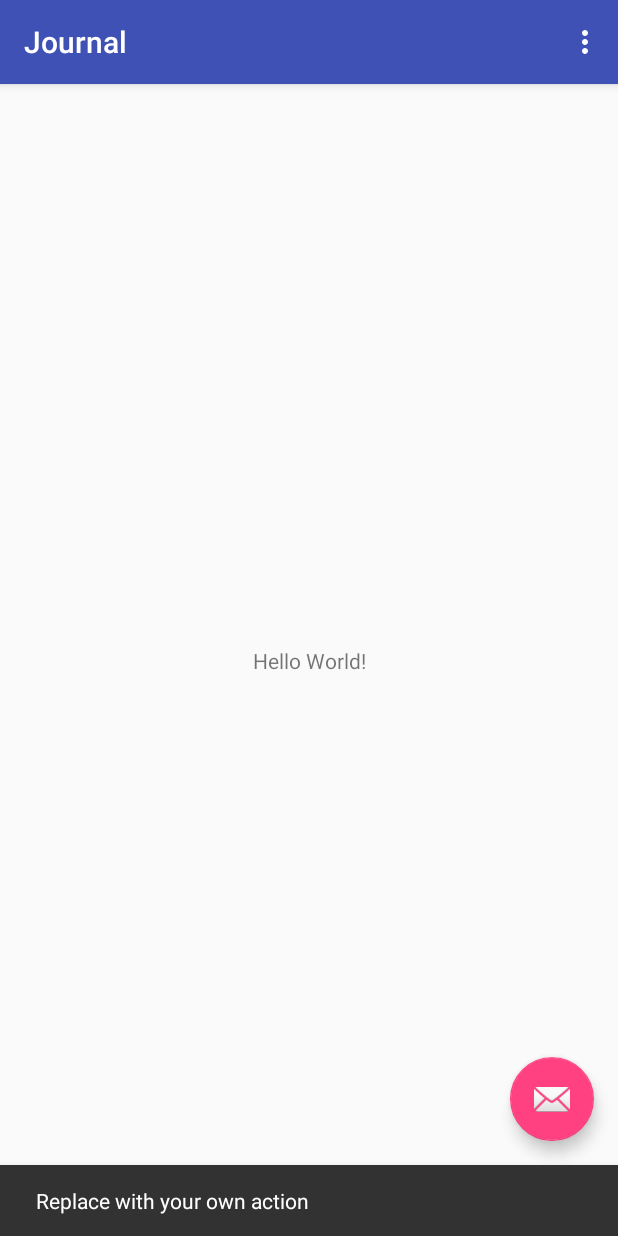
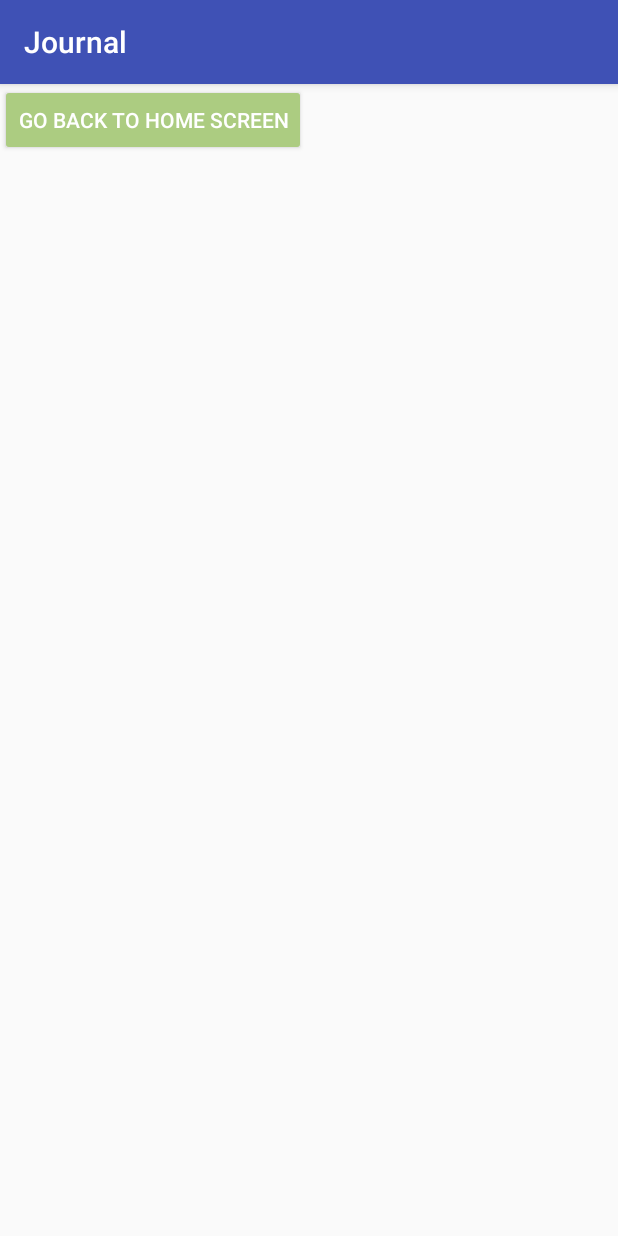
Before and after one commit to schmecs/journal, an Android app: the screen it shows after launch (MainActivity before the commit, EntryActivity after it), after a tap on an icon or button, on a phone screen of 412 x 824 dp. Run offline under Robolectric (Android 15) with nearby library versions, the phone set to English and light mode, and no system bars.

Commit message:
buttons between screens; renaming package

```diff
--- a/app/src/main/AndroidManifest.xml
+++ b/app/src/main/AndroidManifest.xml
@@ -19,6 +19,8 @@
                 <category android:name="android.intent.category.LAUNCHER"/>
             </intent-filter>
         </activity>
+        <activity android:name=".EntryActivity">
+        </activity>
     </application>
 
 </manifest>
--- /dev/null
+++ b/app/src/main/java/com/schmecs/journal/EntryActivity.java
@@ -0,0 +1,30 @@
+package com.schmecs.journal;
+
+import android.content.Intent;
+import android.support.design.widget.FloatingActionButton;
+import android.support.v7.app.AppCompatActivity;
+import android.os.Bundle;
+import android.view.View;
+import android.widget.Button;
+
+public class EntryActivity extends AppCompatActivity {
+
+    @Override
+    protected void onCreate(Bundle savedInstanceState) {
+        super.onCreate(savedInstanceState);
+        setContentView(R.layout.activity_entry);
+
+        Button goHome = (Button) findViewById(R.id.bt_go_home);
+        goHome.setOnClickListener(new View.OnClickListener() {
+            @Override
+            public void onClick(View view) {
+                launchHome();
+            }
+        });
+    }
+
+    public void launchHome() {
+        Intent intent = new Intent(this, MainActivity.class);
+        startActivity(intent);
+    }
+}
--- a/app/src/main/java/com/schmecs/journal/JournalEntry.java
+++ b/app/src/main/java/com/schmecs/journal/JournalEntry.java
@@ -1,7 +1,7 @@
-package com.moodjournal;
+package com.schmecs.journal;
 
-import com.moodjournal.model.Post;
-import com.moodjournal.model.Journal;
+import com.schmecs.journal.model.Post;
+import com.schmecs.journal.model.Journal;
 
 import java.io.*;
 
--- a/app/src/main/java/com/schmecs/journal/MainActivity.java
+++ b/app/src/main/java/com/schmecs/journal/MainActivity.java
@@ -1,8 +1,8 @@
 package com.schmecs.journal;
 
+import android.content.Intent;
 import android.os.Bundle;
 import android.support.design.widget.FloatingActionButton;
-import android.support.design.widget.Snackbar;
 import android.support.v7.app.AppCompatActivity;
 import android.support.v7.widget.Toolbar;
 import android.view.View;
@@ -22,10 +22,14 @@ public class MainActivity extends AppCompatActivity {
         fab.setOnClickListener(new View.OnClickListener() {
             @Override
             public void onClick(View view) {
-                Snackbar.make(view, "Replace with your own action", Snackbar.LENGTH_LONG)
-                        .setAction("Action", null).show();
+                launchEntry();
             }
         });
+    }
+
+    public void launchEntry() {
+        Intent intent = new Intent(this, EntryActivity.class);
+        startActivity(intent);
     }
 
     @Override
--- a/app/src/main/java/com/schmecs/journal/model/Journal.java
+++ b/app/src/main/java/com/schmecs/journal/model/Journal.java
@@ -1,4 +1,4 @@
-package com.moodjournal.model;
+package com.schmecs.journal.model;
 
 import java.text.SimpleDateFormat;
 
--- a/app/src/main/java/com/schmecs/journal/model/Post.java
+++ b/app/src/main/java/com/schmecs/journal/model/Post.java
@@ -1,4 +1,4 @@
-package com.moodjournal.model;
+package com.schmecs.journal.model;
 
 import java.text.SimpleDateFormat;
 
--- /dev/null
+++ b/app/src/main/res/layout/activity_entry.xml
@@ -0,0 +1,25 @@
+<?xml version="1.0" encoding="utf-8"?>
+<android.support.constraint.ConstraintLayout
+    xmlns:android="http://schemas.android.com/apk/res/android"
+    xmlns:app="http://schemas.android.com/apk/res-auto"
+    xmlns:tools="http://schemas.android.com/tools"
+    android:layout_width="match_parent"
+    android:layout_height="match_parent"
+    tools:context="com.schmecs.journal.EntryActivity">
+
+
+
+    <Button
+        android:id="@+id/bt_go_home"
+        app:srcCompat="@android:drawable/ic_menu_edit"
+        android:layout_height="wrap_content"
+        android:layout_width="wrap_content"
+        android:text="Go Back to Home Screen"
+        android:layout_centerHorizontal="true"
+        style="@style/Widget.AppCompat.Button.Colored"
+        android:layout_marginEnd="8dp"
+        android:layout_marginRight="8dp"
+        android:layout_marginStart="8dp"
+        android:layout_marginLeft="8dp"/>
+
+</android.support.constraint.ConstraintLayout>
--- a/app/src/main/res/layout/activity_main.xml
+++ b/app/src/main/res/layout/activity_main.xml
@@ -29,6 +29,6 @@
         android:layout_height="wrap_content"
         android:layout_gravity="bottom|end"
         android:layout_margin="@dimen/fab_margin"
-        app:srcCompat="@android:drawable/ic_dialog_email"/>
+        app:srcCompat="@android:drawable/ic_menu_edit"/>
 
 </android.support.design.widget.CoordinatorLayout>
--- a/app/src/main/res/layout/content_main.xml
+++ b/app/src/main/res/layout/content_main.xml
@@ -12,7 +12,7 @@
     <TextView
         android:layout_width="wrap_content"
         android:layout_height="wrap_content"
-        android:text="Hello World!"
+        android:text="@string/HomeScreen"
         app:layout_constraintBottom_toBottomOf="parent"
         app:layout_constraintLeft_toLeftOf="parent"
         app:layout_constraintRight_toRightOf="parent"
--- a/app/src/main/res/values/colors.xml
+++ b/app/src/main/res/values/colors.xml
@@ -2,5 +2,5 @@
 <resources>
     <color name="colorPrimary">#3F51B5</color>
     <color name="colorPrimaryDark">#303F9F</color>
-    <color name="colorAccent">#FF4081</color>
+    <color name="colorAccent">#ACCC81</color>
 </resources>
--- a/app/src/main/res/values/strings.xml
+++ b/app/src/main/res/values/strings.xml
@@ -1,4 +1,5 @@
 <resources>
     <string name="app_name">Journal</string>
     <string name="action_settings">Settings</string>
+    <string name="HomeScreen">A penny for your thoughts</string>
 </resources>
```
Also changed, not shown: app/src/main/java/com/schmecs/journal/Journaldb.java (+12 -1 lines), 8 other files.
